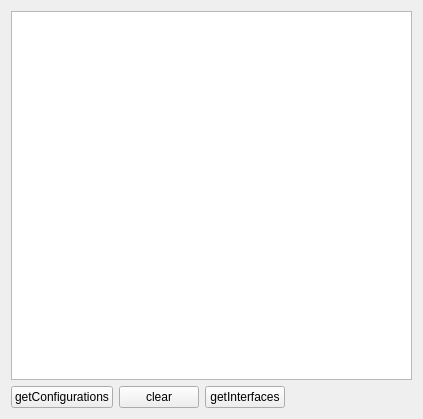
Qt form WiFiAndroid/mainwindow.ui (Veala/Bearer) before a commit.
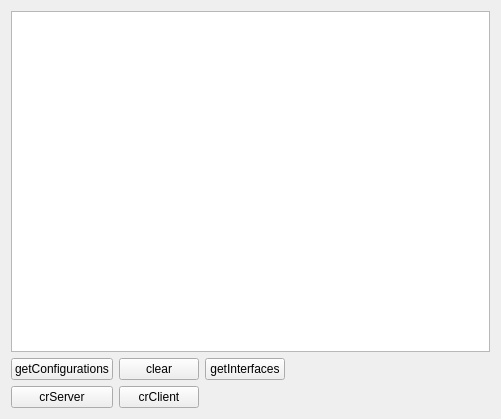
The same form after that commit.

Commit message: tcp broadcast research

What changed in the file:
```diff
--- a/WiFiAndroid/mainwindow.ui
+++ b/WiFiAndroid/mainwindow.ui
@@ -6,7 +6,7 @@
    <rect>
     <x>0</x>
     <y>0</y>
-    <width>423</width>
+    <width>501</width>
     <height>419</height>
    </rect>
   </property>
@@ -70,6 +70,23 @@
       </property>
      </spacer>
     </item>
+    <item row="0" column="0" colspan="4">
+     <widget class="QTextEdit" name="textEdit"/>
+    </item>
+    <item row="2" column="0">
+     <widget class="QPushButton" name="pushButton_4">
+      <property name="text">
+       <string>crServer</string>
+      </property>
+     </widget>
+    </item>
+    <item row="2" column="1">
+     <widget class="QPushButton" name="pushButton_5">
+      <property name="text">
+       <string>crClient</string>
+      </property>
+     </widget>
+    </item>
    </layout>
   </widget>
  </widget>
```
Left out of the diff: 3 changed lines with no effect on the pictures. The commit also changes 2 other files.
